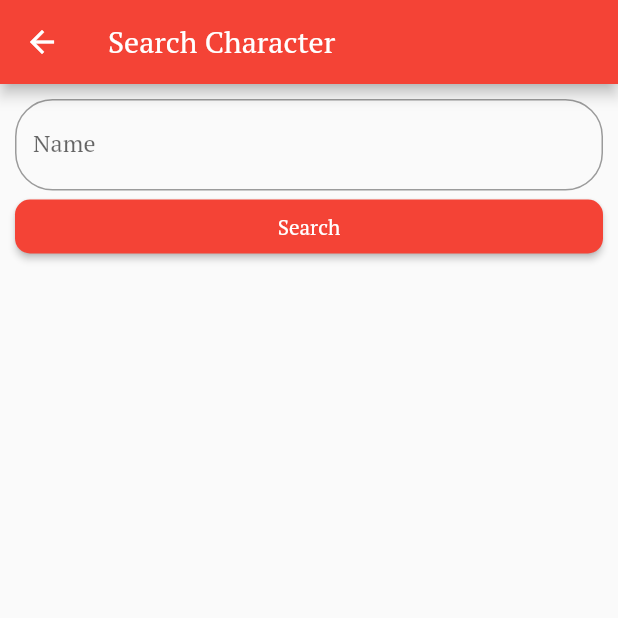
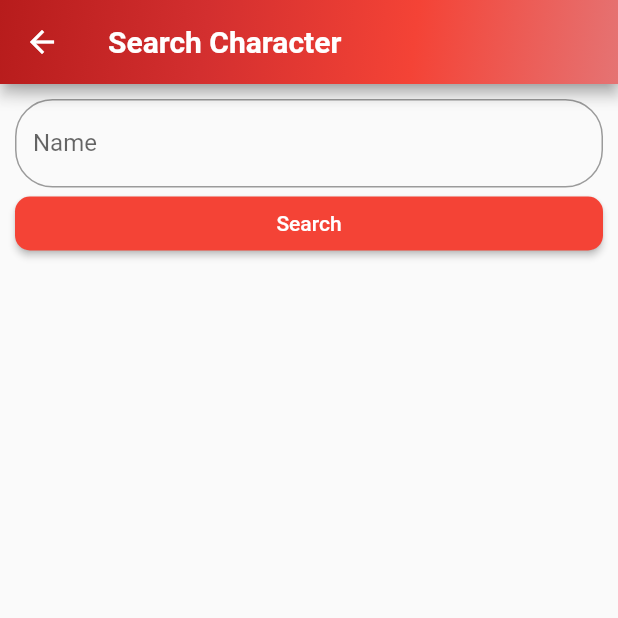
Before and after one commit to 1lucassousa/test_marvel_application, a Flutter app: the screen it shows after launch, after a tap on "Search Characters", on a phone screen of 412 x 824 dp, the top half of it. Run offline on Flutter 3.47's test engine with Material 2 defaults, Android fonts, the light colour scheme and no system bars; our stand-ins replace dartz, dio, flutter_modular; missing offline and left inert: custom_progress_dialog; network calls fail.

Commit message:
Alter colors

```diff
--- a/lib/app_module.dart
+++ b/lib/app_module.dart
@@ -9,6 +9,8 @@ import 'package:test_marvel_application/modules/test_marvel_application/presente
 import 'package:test_marvel_application/modules/test_marvel_application/presenter/details_page.dart';
 import 'package:test_marvel_application/modules/test_marvel_application/presenter/event_to_state/character_event_to_state.dart';
 import 'package:test_marvel_application/modules/test_marvel_application/presenter/home_page.dart';
+import 'package:test_marvel_application/modules/test_marvel_application/presenter/search_name_page.dart';
+import 'package:test_marvel_application/modules/test_marvel_application/presenter/splash_page.dart';
 
 class AppModule extends MainModule {
   @override
@@ -24,9 +26,11 @@ class AppModule extends MainModule {
   @override
   // implement routers
   List<ModularRouter> get routers => [
+        ModularRouter('/', child: (_, __) => SplashPage()),
         ModularRouter('/', child: (_, __) => HomePage()),
         ModularRouter('/', child: (_, __) => CharacterPage()),
-        ModularRouter('/', child: (_, __) => DetailsPage())
+        ModularRouter('/', child: (_, __) => DetailsPage()),
+        ModularRouter('/', child: (_, __) => SearchNamePage()),
       ];
 
   @override
--- a/lib/app_widget.dart
+++ b/lib/app_widget.dart
@@ -11,8 +11,8 @@ class AppWidget extends StatelessWidget {
       debugShowCheckedModeBanner: false,
       theme: ThemeData(
           primarySwatch: Colors.red,
-          fontFamily: 'PTSerif',
-          appBarTheme: AppBarTheme(color: Colors.red)),
+          //fontFamily: 'PTSerif',
+          appBarTheme: AppBarTheme(color: Colors.transparent)),
       localizationsDelegates: [
         GlobalMaterialLocalizations.delegate,
         GlobalWidgetsLocalizations.delegate,
--- a/lib/modules/test_marvel_application/presenter/search_name_page.dart
+++ b/lib/modules/test_marvel_application/presenter/search_name_page.dart
@@ -26,7 +26,31 @@ class _SearchNamePageState extends State<SearchNamePage> {
 
     return Scaffold(
       appBar: AppBar(
-        title: Text("Search Character"),
+        title: Text(
+          "Search Character",
+          style: TextStyle(fontWeight: FontWeight.bold),
+        ),
+        flexibleSpace: Container(
+          decoration: BoxDecoration(
+            gradient: LinearGradient(
+              colors: [
+                Colors.red.shade900,
+                Colors.red.shade700,
+                Colors.red.shade500,
+                Colors.red.shade300,
+              ],
+              begin: Alignment.topLeft,
+              end: Alignment.bottomRight,
+            ),
+            boxShadow: [
+              BoxShadow(
+                color: Colors.black12,
+                offset: Offset(5, 5),
+                blurRadius: 10,
+              )
+            ],
+          ),
+        ),
       ),
       body: Container(
         padding: EdgeInsets.all(10),
--- a/lib/modules/test_marvel_application/presenter/splash_page.dart
+++ b/lib/modules/test_marvel_application/presenter/splash_page.dart
@@ -3,12 +3,12 @@ import 'dart:async';
 import 'package:flutter/material.dart';
 import 'package:test_marvel_application/modules/test_marvel_application/presenter/home_page.dart';
 
-class SpashPage extends StatefulWidget {
+class SplashPage extends StatefulWidget {
   @override
-  _SpashPageState createState() => _SpashPageState();
+  _SplashPageState createState() => _SplashPageState();
 }
 
-class _SpashPageState extends State<SpashPage> {
+class _SplashPageState extends State<SplashPage> {
   @override
   void initState() {
     super.initState();
@@ -25,8 +25,9 @@ class _SpashPageState extends State<SpashPage> {
   @override
   Widget build(BuildContext context) {
     return Container(
+      color: Colors.red.shade900,
       child: Center(
-
+        child: Image.asset("assets/giphy.gif"),
       ),
     );
   }
```
Also changed, not shown: lib/modules/test_marvel_application/presenter/details_page.dart (+22 -1 lines), assets/giphy.gif (added), assets/user.png (added), 1 other file.
